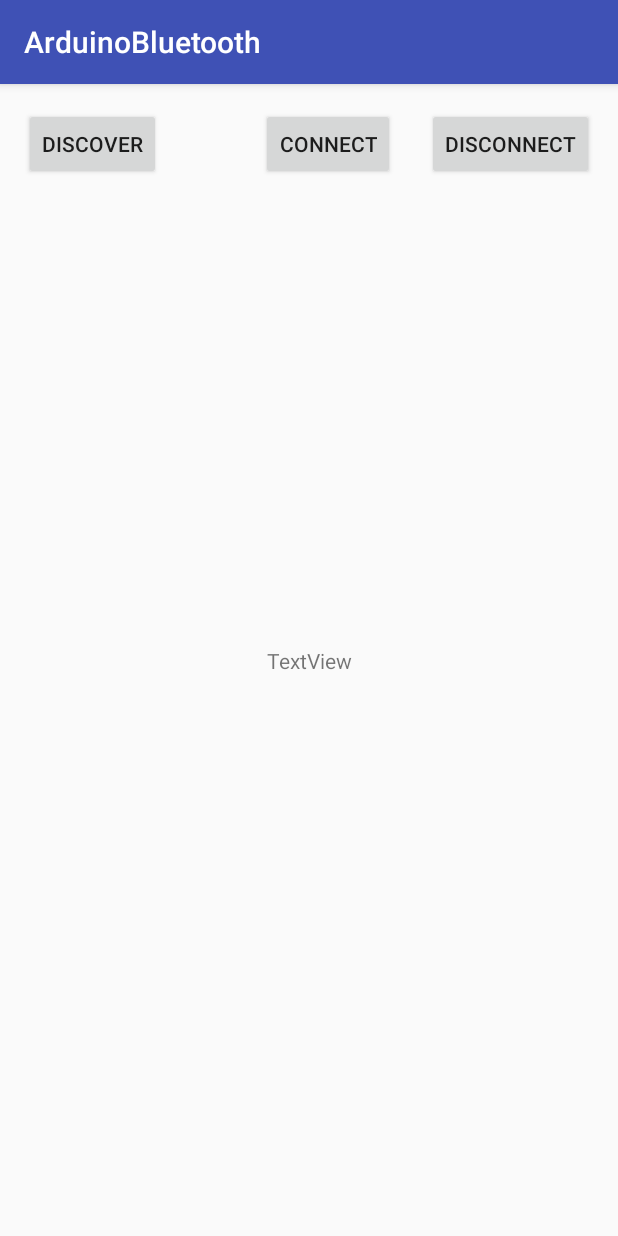
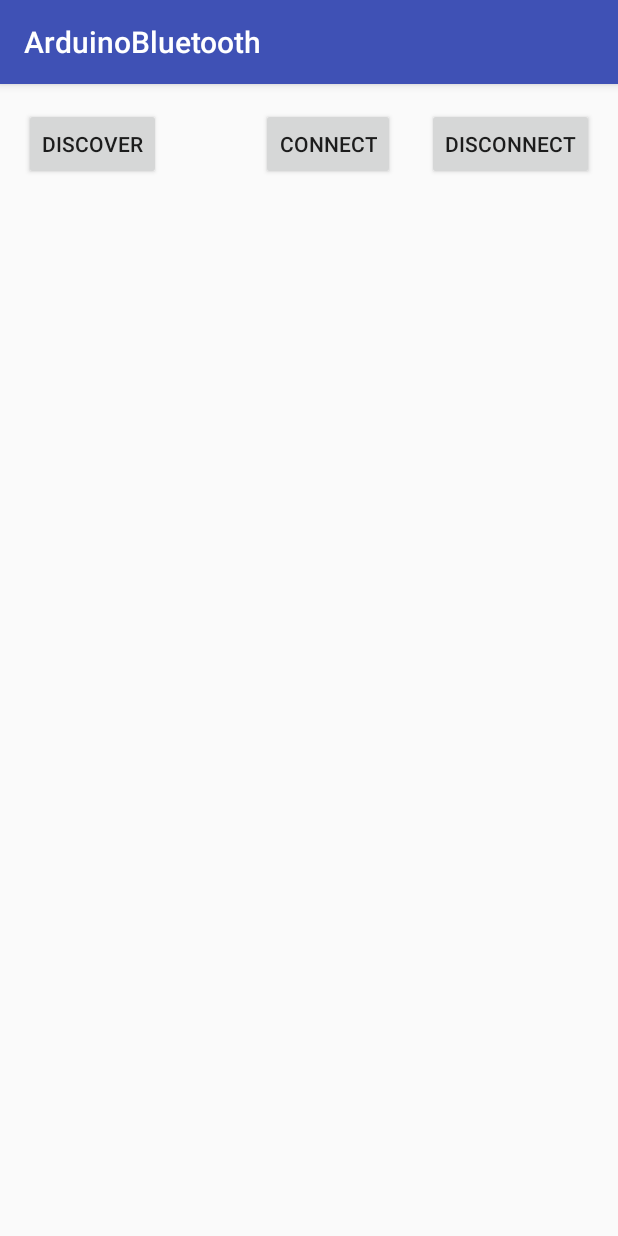
Before and after one commit to maniac-tech/PlayOnIntrusion, an Android app: the screen it shows after launch (MainActivity), on a phone screen of 412 x 824 dp. Run offline under Robolectric (Android 15) with nearby library versions, the phone set to English and light mode, and no system bars.

Commit message:
removed list view

```diff
--- a/app/src/main/res/layout/activity_main.xml
+++ b/app/src/main/res/layout/activity_main.xml
@@ -13,13 +13,14 @@
         android:layout_width="wrap_content"
         android:layout_height="wrap_content"
         android:text="Connect"
+        android:layout_marginEnd="21dp"
         app:layout_constraintRight_toLeftOf="@+id/button2"
         tools:layout_constraintTop_creator="1"
         tools:layout_constraintRight_creator="1"
-        android:layout_marginEnd="21dp"
         android:layout_marginTop="16dp"
         app:layout_constraintTop_toTopOf="parent"
-        android:layout_marginRight="21dp" />
+        android:layout_marginRight="21dp"
+        android:onClick="establishClientConnection"/>
 
     <Button
         android:id="@+id/button2"
@@ -34,44 +35,18 @@
         app:layout_constraintTop_toTopOf="parent"
         android:layout_marginRight="16dp" />
 
-    <TextView
-        android:id="@+id/textView"
-        android:layout_width="wrap_content"
-        android:layout_height="wrap_content"
-        android:text="TextView"
-        tools:layout_constraintTop_creator="1"
-        tools:layout_constraintRight_creator="1"
-        tools:layout_constraintBottom_creator="1"
-        app:layout_constraintBottom_toBottomOf="parent"
-        app:layout_constraintRight_toRightOf="parent"
-        tools:layout_constraintLeft_creator="1"
-        app:layout_constraintLeft_toLeftOf="parent"
-        app:layout_constraintTop_toTopOf="parent" />
-
     <Button
         android:id="@+id/button3"
         android:layout_width="wrap_content"
         android:layout_height="wrap_content"
         android:text="Discover"
+        android:layout_marginStart="16dp"
+        android:onClick="discoverDevices"
         tools:layout_constraintTop_creator="1"
-        android:layout_marginStart="16dp"
         android:layout_marginTop="16dp"
         tools:layout_constraintLeft_creator="1"
         app:layout_constraintLeft_toLeftOf="parent"
         app:layout_constraintTop_toTopOf="parent"
-        android:layout_marginLeft="16dp"
-        android:onClick="discoverDevices"/>
-
-    <ListView
-        android:id="@+id/listView"
-        android:layout_width="355dp"
-        android:layout_height="164dp"
-        android:layout_marginBottom="16dp"
-        android:layout_marginLeft="16dp"
-        android:layout_marginStart="16dp"
-        app:layout_constraintBottom_toBottomOf="parent"
-        app:layout_constraintLeft_toLeftOf="parent"
-        tools:layout_constraintBottom_creator="1"
-        tools:layout_constraintLeft_creator="1" />
+        android:layout_marginLeft="16dp" />
 
 </android.support.constraint.ConstraintLayout>
```
